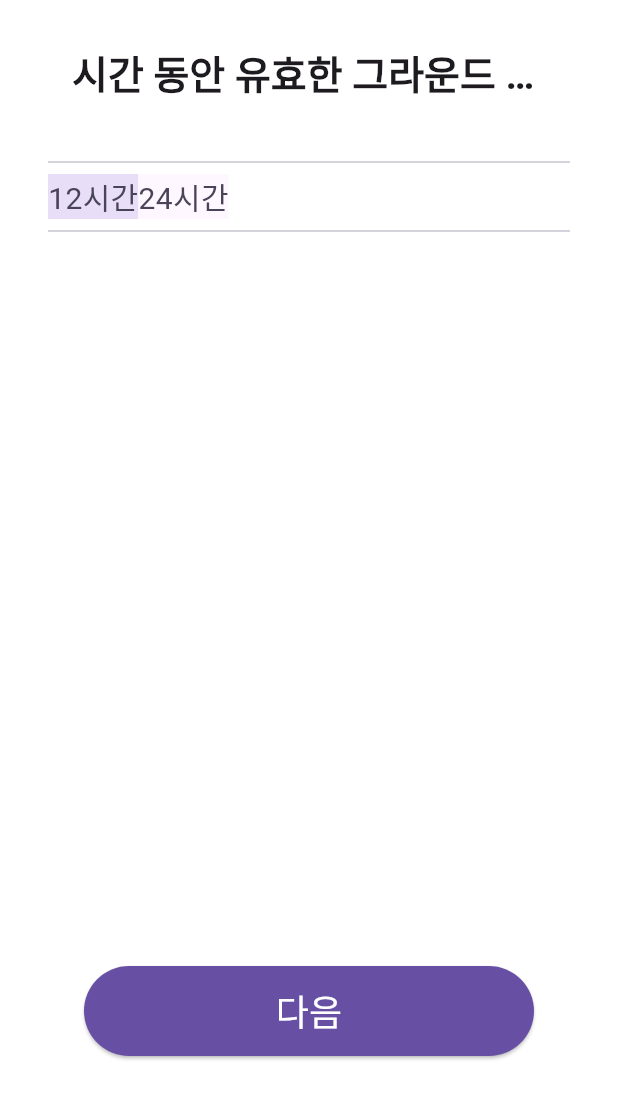
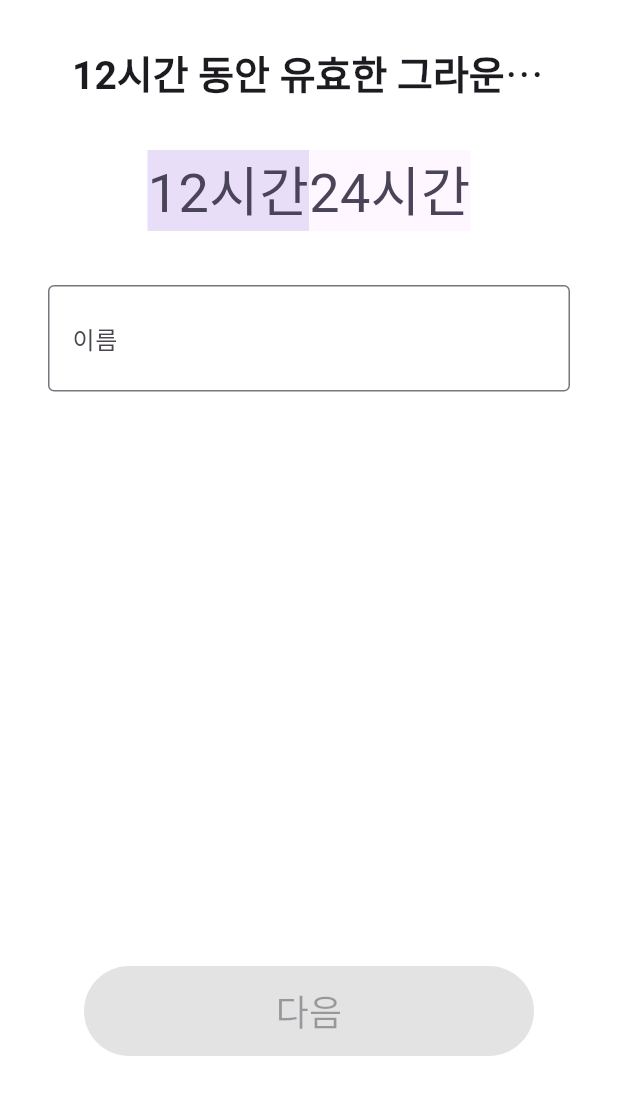
Before and after one commit to FileGround-CloudComputing/FileGround-Front, a Flutter app: the MakePage screen opened by its route, on a phone screen of 412 x 824 dp. Shown: the top 1099 px of the screen. Run offline on Flutter 3.47's test engine with Material 2 defaults, Android fonts, the phone set to English and light mode, and no system bars; our stand-ins replace dio, flutter_riverpod, flutter_secure_storage, fpdart, freezed_annotation, go_router and 1 more; accounts and stored records are empty; generated files the repository leaves out were written again.

Commit message:
feat(#11): 그라운드 페이지 입력 필드 및 데이터 처리

```diff
--- a/lib/presentation/common/atomic/buttons.dart
+++ b/lib/presentation/common/atomic/buttons.dart
@@ -62,3 +62,32 @@ class RoundedBorderTextButton extends StatelessWidget {
     );
   }
 }
+
+class PrimaryElevatedButton extends StatelessWidget {
+  final Widget child;
+  final double width, height;
+  final void Function()? onPressed;
+  final bool isActive;
+  const PrimaryElevatedButton({
+    Key? key,
+    required this.child,
+    required this.onPressed,
+    this.width = 300,
+    this.height = 60,
+    this.isActive = false,
+  }) : super(key: key);
+
+  @override
+  Widget build(BuildContext context) {
+    final color = Theme.of(context).colorScheme;
+    return ElevatedButton(
+      style: ElevatedButton.styleFrom(
+        backgroundColor: color.primary,
+        foregroundColor: color.onPrimary,
+        minimumSize: Size(width, height),
+      ),
+      onPressed: isActive ? onPressed : null,
+      child: child,
+    );
+  }
+}
--- /dev/null
+++ b/lib/presentation/make/components/durationRadio.dart
@@ -0,0 +1,59 @@
+import 'package:flutter/material.dart';
+import 'package:flutter_riverpod/flutter_riverpod.dart';
+
+import '../makePageViewModel.dart';
+
+class DurationRadio extends ConsumerWidget {
+  final Duration value;
+  const DurationRadio({
+    Key? key,
+    required this.value,
+  }) : super(key: key);
+
+  @override
+  Widget build(BuildContext context, WidgetRef ref) {
+    final color = Theme.of(context).colorScheme;
+    final groundDuration = ref.watch(
+        makePageViewModelProvider.select((value) => value.groundDuration));
+    final updateDuration =
+        ref.read(makePageViewModelProvider.notifier).updateDuration;
+    return InkWell(
+      onTap: () {
+        updateDuration(value);
+      },
+      child: Ink(
+        decoration: BoxDecoration(
+          color: value == groundDuration
+              ? color.secondaryContainer
+              : color.surface,
+        ),
+        child: Text(
+          '${value.inHours}시간',
+          style: TextStyle(
+            fontSize: 36,
+            color: color.onSecondaryContainer,
+          ),
+        ),
+      ),
+    );
+  }
+}
+
+class DurationRadioPicker extends StatelessWidget {
+  const DurationRadioPicker({Key? key}) : super(key: key);
+
+  @override
+  Widget build(BuildContext context) {
+    return Row(
+      mainAxisSize: MainAxisSize.min,
+      children: const [
+        DurationRadio(
+          value: Duration(hours: 12),
+        ),
+        DurationRadio(
+          value: Duration(hours: 24),
+        ),
+      ],
+    );
+  }
+}
--- /dev/null
+++ b/lib/presentation/make/components/titleTextField.dart
@@ -0,0 +1,26 @@
+import 'package:file_ground_front/presentation/make/makePageViewModel.dart';
+import 'package:flutter/material.dart';
+import 'package:flutter_riverpod/flutter_riverpod.dart';
+
+class GroundTitleTextField extends ConsumerWidget {
+  const GroundTitleTextField({Key? key}) : super(key: key);
+
+  @override
+  Widget build(BuildContext context, WidgetRef ref) {
+    final updateTitle =
+        ref.read(makePageViewModelProvider.notifier).updateTitle;
+    return SizedBox(
+      width: 500,
+      child: TextField(
+        onChanged: updateTitle,
+        style: TextStyle(
+          fontSize: 26,
+        ),
+        decoration: InputDecoration(
+          border: OutlineInputBorder(),
+          labelText: '이름',
+        ),
+      ),
+    );
+  }
+}
--- a/lib/presentation/make/makePage.dart
+++ b/lib/presentation/make/makePage.dart
@@ -1,111 +1,41 @@
 import 'package:file_ground_front/presentation/common/atomic/paddings.dart';
 import 'package:file_ground_front/presentation/common/atomic/texts.dart';
 import 'package:file_ground_front/presentation/common/components/customAppBar.dart';
+import 'package:file_ground_front/presentation/make/components/titleTextField.dart';
+import 'package:file_ground_front/presentation/make/makePageViewModel.dart';
 import 'package:flutter/material.dart';
+import 'package:flutter_riverpod/flutter_riverpod.dart';
 import 'package:go_router/go_router.dart';
 
-class PrimaryElevatedButton extends StatelessWidget {
-  final Widget child;
-  final double width, height;
-  final void Function()? onPressed;
-  const PrimaryElevatedButton({
-    Key? key,
-    required this.child,
-    required this.onPressed,
-    this.width = 300,
-    this.height = 60,
-  }) : super(key: key);
+import '../common/atomic/buttons.dart';
+import 'components/durationRadio.dart';
 
-  @override
-  Widget build(BuildContext context) {
-    final color = Theme.of(context).colorScheme;
-    return ElevatedButton(
-      style: ElevatedButton.styleFrom(
-        backgroundColor: color.primary,
-        foregroundColor: color.onPrimary,
-        minimumSize: Size(width, height),
-      ),
-      onPressed: onPressed,
-      child: child,
-    );
-  }
-}
-
-class DurationRadio extends StatelessWidget {
-  final Duration current;
-  final Duration value;
-  final void Function(Duration?) onChanged;
-  const DurationRadio({
-    Key? key,
-    required this.current,
-    required this.value,
-    required this.onChanged,
-  }) : super(key: key);
-
-  @override
-  Widget build(BuildContext context) {
-    final color = Theme.of(context).colorScheme;
-    return InkWell(
-      onTap: () {
-        onChanged(value);
-      },
-      child: Ink(
-        decoration: BoxDecoration(
-          color: value == current ? color.secondaryContainer : color.surface,
-        ),
-        child: Text(
-          '${value.inHours}시간',
-          style: TextStyle(
-            fontSize: 20,
-            color: color.onSecondaryContainer,
-          ),
-        ),
-      ),
-    );
-  }
-}
-
-class DurationRadioPicker extends StatelessWidget {
-  const DurationRadioPicker({Key? key}) : super(key: key);
-
-  @override
-  Widget build(BuildContext context) {
-    final current = Duration(hours: 12);
-    return Row(
-      children: [
-        DurationRadio(
-          current: current,
-          value: Duration(hours: 12),
-          onChanged: (v) {},
-        ),
-        DurationRadio(
-          current: current,
-          value: Duration(hours: 24),
-          onChanged: (v) {},
-        ),
-      ],
-    );
-  }
-}
-
-class MakePage extends StatelessWidget {
+class MakePage extends ConsumerWidget {
   const MakePage({Key? key}) : super(key: key);
 
   @override
-  Widget build(BuildContext context) {
+  Widget build(BuildContext context, WidgetRef ref) {
     final color = Theme.of(context).colorScheme;
+    final currentDuration = ref.watch(
+        makePageViewModelProvider.select((value) => value.groundDuration));
+    final isValid =
+        ref.watch(makePageViewModelProvider.select((value) => value.isValid));
     return Padding(
       padding: getPagePadding(),
       child: Scaffold(
-        appBar: const CustomAppBar(
-          title: BoldText('시간 동안 유효한 그라운드 생성'),
+        appBar: CustomAppBar(
+          title: BoldText('${currentDuration.inHours}시간 동안 유효한 그라운드 생성'),
         ),
-        body: Column(
-          children: [
-            Divider(),
-            DurationRadioPicker(),
-            Divider(),
-          ],
+        body: Center(
+          child: Column(
+            children: const [
+              DurationRadioPicker(),
+              SizedBox(
+                height: 36,
+              ),
+              GroundTitleTextField(),
+            ],
+          ),
         ),
         bottomNavigationBar: Container(
           color: Colors.transparent,
@@ -115,6 +45,7 @@ class MakePage extends StatelessWidget {
             mainAxisAlignment: MainAxisAlignment.center,
             children: [
               PrimaryElevatedButton(
+                isActive: isValid,
                 onPressed: () {},
                 child: const Text(
                   '다음',
--- a/lib/presentation/make/makePageViewModel.dart
+++ b/lib/presentation/make/makePageViewModel.dart
@@ -0,0 +1,26 @@
+import 'package:file_ground_front/presentation/make/states/makeStates.dart';
+import 'package:flutter_riverpod/flutter_riverpod.dart';
+
+class MakePageViewModel extends StateNotifier<MakeState> {
+  MakePageViewModel() : super(const MakeState());
+
+  void updateDuration(Duration newDuration) {
+    state = state.copyWith(groundDuration: newDuration);
+  }
+
+  void updateTitle(String title) {
+    if (title.isNotEmpty && title.length < 20) {
+      state = state.copyWith(groundTitle: title, isValid: true);
+    } else {
+      state = state.copyWith(isValid: false);
+    }
+  }
+}
+
+final makePageViewModelProvider =
+    StateNotifierProvider.autoDispose<MakePageViewModel, MakeState>(
+  (ref) {
+    final notifier = MakePageViewModel();
+    return notifier;
+  },
+);
--- /dev/null
+++ b/lib/presentation/make/states/makeStates.dart
@@ -0,0 +1,12 @@
+import 'package:freezed_annotation/freezed_annotation.dart';
+import 'package:flutter/foundation.dart';
+part 'makeStates.freezed.dart';
+
+@freezed
+class MakeState with _$MakeState {
+  const factory MakeState({
+    @Default(Duration(hours: 12)) Duration groundDuration,
+    @Default('') String groundTitle,
+    @Default(false) bool isValid,
+  }) = _MakeState;
+}
```
